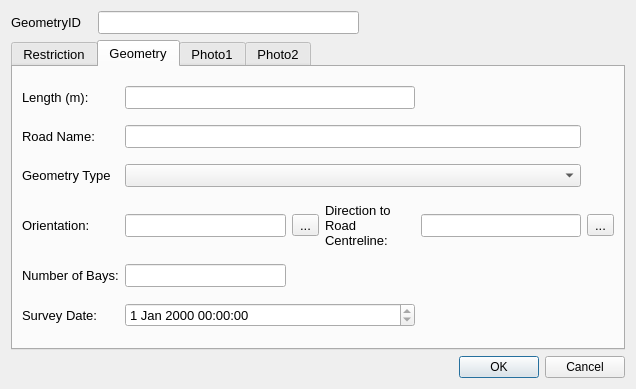
First picture: the form in ui/Supply2.ui, repository tlh22/restrictionsWithGNSS, before the edit.
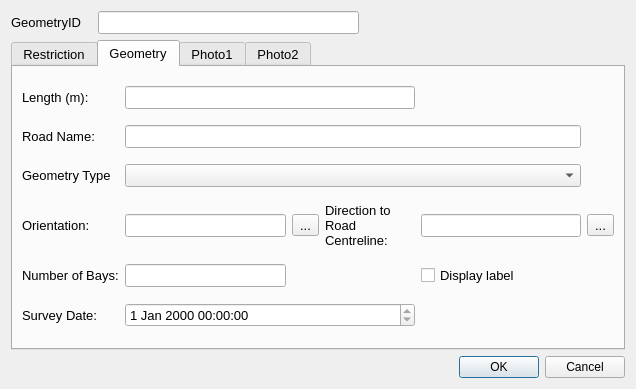
Second picture: the form after the edit. The open tabs and pages were chosen to show the change.

Diff of the .ui file:
```diff
--- a/ui/Supply2.ui
+++ b/ui/Supply2.ui
@@ -509,6 +509,13 @@
          </property>
         </widget>
        </item>
+       <item row="4" column="4">
+        <widget class="QCheckBox" name="DisplayLabel">
+         <property name="text">
+          <string>Display label</string>
+         </property>
+        </widget>
+       </item>
       </layout>
      </widget>
      <widget class="QWidget" name="Photos_01">
```
